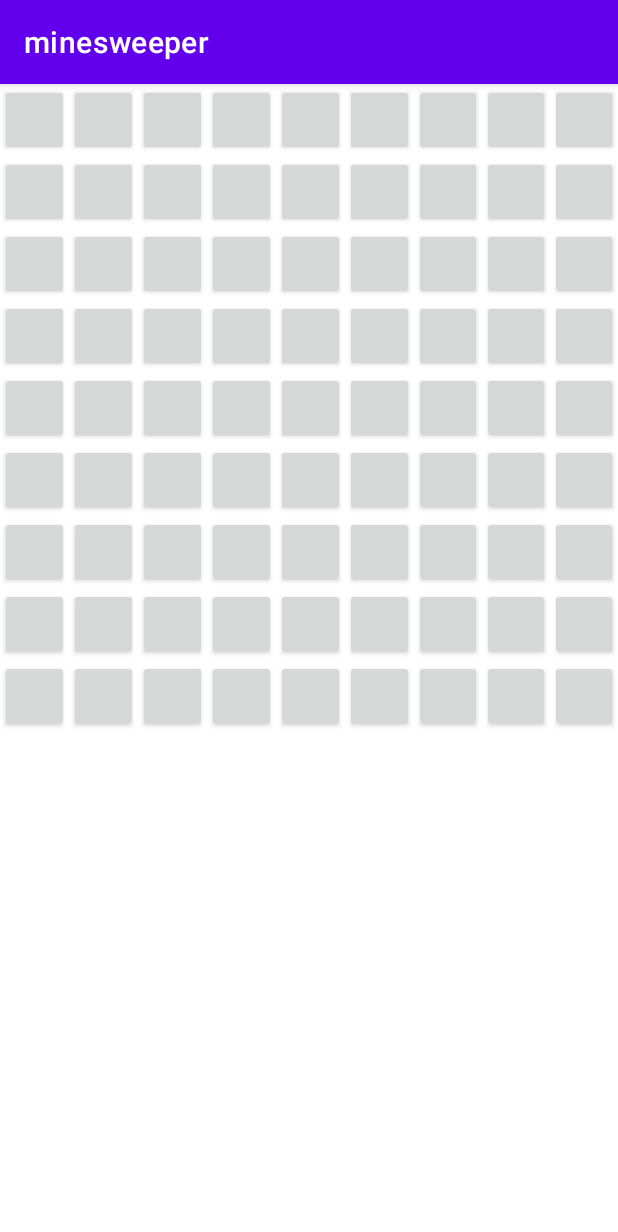
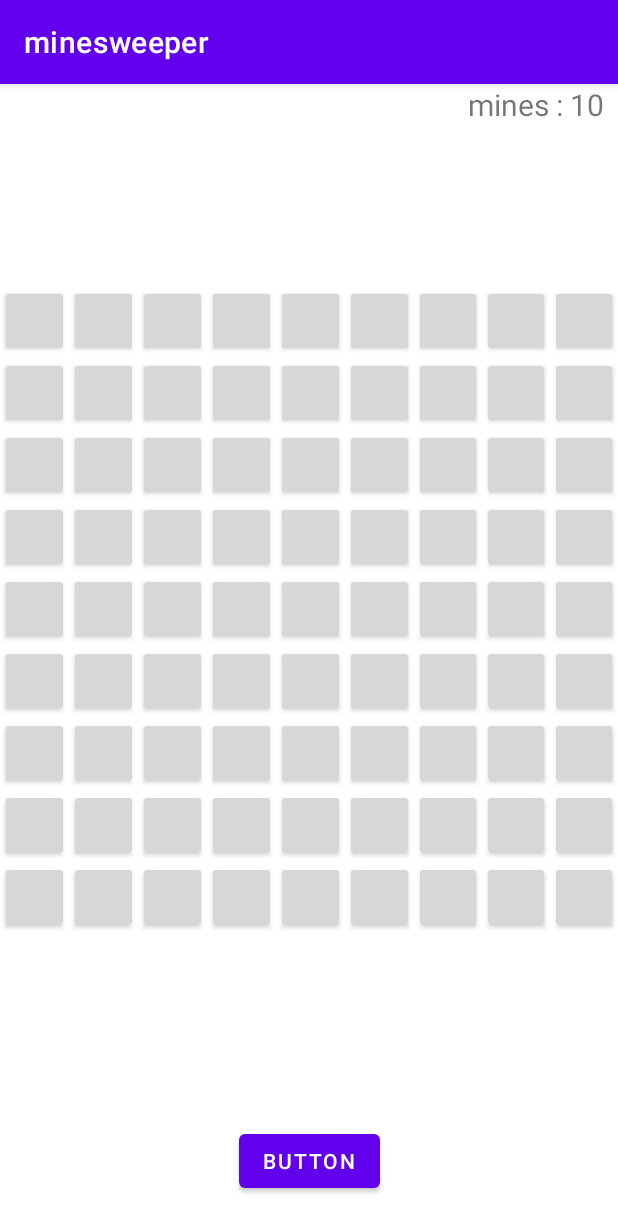
Before and after one commit to happysang/minesweeper_project, an Android app: the screen it shows after launch (MainActivity), on a phone screen of 412 x 824 dp. Shown: the top 1232 px of the screen. Run offline under Robolectric (Android 15) with nearby library versions, the phone set to English and light mode, and no system bars.

Commit message:
Update activity_main.xml

```diff
--- a/app/src/main/res/layout/activity_main.xml
+++ b/app/src/main/res/layout/activity_main.xml
@@ -6,26 +6,50 @@
     android:layout_height="match_parent"
     tools:context=".MainActivity">
 
+    <androidx.constraintlayout.widget.ConstraintLayout
+        android:id="@+id/constraintLayout2"
+        android:layout_width="match_parent"
+        android:layout_height="100dp"
+        app:layout_constraintEnd_toEndOf="parent"
+        app:layout_constraintStart_toStartOf="parent"
+        app:layout_constraintTop_toTopOf="parent">
+
+        <TextView
+            android:id="@+id/textView3"
+            android:layout_width="100dp"
+            android:layout_height="100dp"
+            android:text="mines : 10"
+            android:textSize="20sp"
+            app:layout_constraintBottom_toBottomOf="parent"
+            app:layout_constraintEnd_toEndOf="parent" />
+    </androidx.constraintlayout.widget.ConstraintLayout>
+
     <TableLayout
         android:id="@+id/tableLayout"
         android:layout_width="match_parent"
-        android:layout_height="match_parent">
+        android:layout_height="500dp"
+        app:layout_constraintBottom_toTopOf="@+id/constraintLayout3"
+        app:layout_constraintEnd_toEndOf="parent"
+        app:layout_constraintStart_toStartOf="parent"
+        app:layout_constraintTop_toBottomOf="@+id/constraintLayout2" />
 
-        <TableRow
-            android:layout_width="match_parent"
-            android:layout_height="match_parent" />
+    <androidx.constraintlayout.widget.ConstraintLayout
+        android:id="@+id/constraintLayout3"
+        android:layout_width="match_parent"
+        android:layout_height="100dp"
+        app:layout_constraintBottom_toBottomOf="parent"
+        app:layout_constraintEnd_toEndOf="parent"
+        app:layout_constraintStart_toStartOf="parent">
 
-        <TableRow
-            android:layout_width="match_parent"
-            android:layout_height="match_parent" />
-
-        <TableRow
-            android:layout_width="match_parent"
-            android:layout_height="match_parent" />
-
-        <TableRow
-            android:layout_width="match_parent"
-            android:layout_height="match_parent" />
-    </TableLayout>
+        <Button
+            android:id="@+id/button3"
+            android:layout_width="wrap_content"
+            android:layout_height="wrap_content"
+            android:text="Button"
+            app:layout_constraintBottom_toBottomOf="parent"
+            app:layout_constraintEnd_toEndOf="parent"
+            app:layout_constraintStart_toStartOf="parent"
+            app:layout_constraintTop_toTopOf="parent" />
+    </androidx.constraintlayout.widget.ConstraintLayout>
 
 </androidx.constraintlayout.widget.ConstraintLayout>
```
